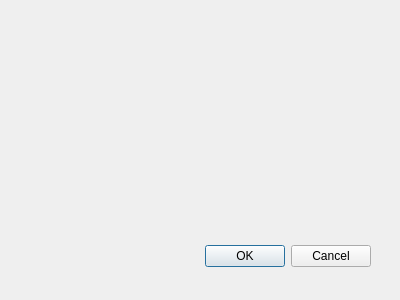
Qt form untitled/challenge.ui (ledong2512/QtOAQ) before a commit.
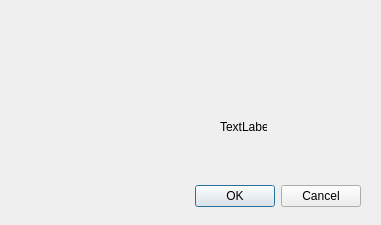
The same form after that commit.

Diff of the .ui file:
```diff
--- a/untitled/challenge.ui
+++ b/untitled/challenge.ui
@@ -8,8 +8,8 @@
    <rect>
     <x>0</x>
     <y>0</y>
-    <width>400</width>
-    <height>300</height>
+    <width>381</width>
+    <height>225</height>
    </rect>
   </property>
   <property name="windowTitle">
@@ -18,8 +18,8 @@
   <widget class="QDialogButtonBox" name="buttonBox">
    <property name="geometry">
     <rect>
-     <x>30</x>
-     <y>240</y>
+     <x>20</x>
+     <y>180</y>
      <width>341</width>
      <height>32</height>
     </rect>
@@ -31,6 +31,19 @@
     <set>QDialogButtonBox::Cancel|QDialogButtonBox::Ok</set>
    </property>
   </widget>
+  <widget class="QLabel" name="timeLabel">
+   <property name="geometry">
+    <rect>
+     <x>220</x>
+     <y>120</y>
+     <width>47</width>
+     <height>13</height>
+    </rect>
+   </property>
+   <property name="text">
+    <string>TextLabel</string>
+   </property>
+  </widget>
  </widget>
  <pixmapfunction/>
  <resources/>
```
Left out of the diff: 5 changed lines with no effect on the pictures.
